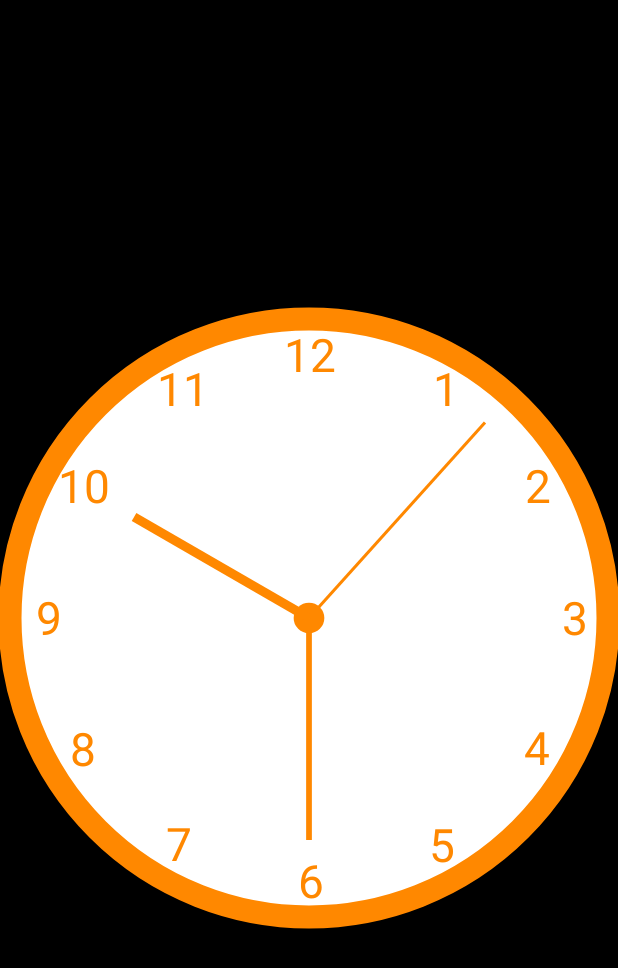
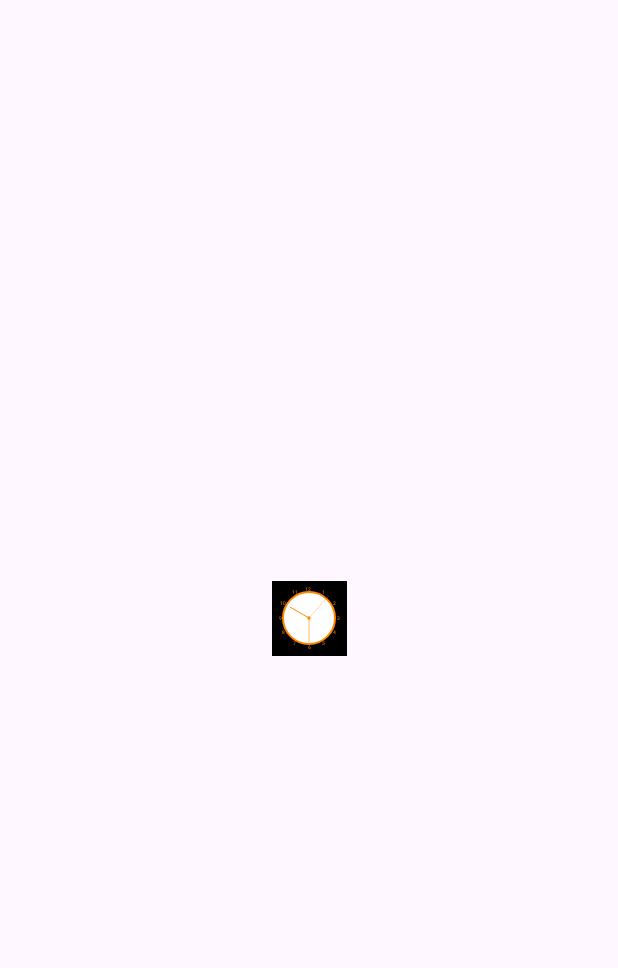
Before and after one commit to AlyonaRulezzz/VK_19_03, an Android app: the screen it shows after launch (MainActivity), on a phone screen of 412 x 824 dp. Shown: the top 968 px of the screen. Run offline under Robolectric (Android 15) with nearby library versions, the phone set to English and light mode, and no system bars.

Commit message:
corrected eages cuts

```diff
--- a/app/src/main/java/com/example/analogclock/ClockView.kt
+++ b/app/src/main/java/com/example/analogclock/ClockView.kt
@@ -48,7 +48,7 @@ class ClockView : View {
         padding =
             if (fontSize < 20) numeralSpacing + (fontSize * 1.5).toInt()
             else numeralSpacing + fontSize
-        radius = min / 2 - padding
+        radius = min / 2 - padding - fontSize / 4
 //        handTruncation = min / 25
         hourHandTruncation = min / 10
         minuteHandTruncation = min / 15
@@ -125,7 +125,7 @@ class ClockView : View {
 //        paint!!.reset()
         paint!!.color = resources.getColor(R.color.holo_orange_dark)
 //        paint!!.strokeWidth = 5f
-        paint!!.strokeWidth = fontSize / 2f  //
+        paint!!.strokeWidth = fontSize / 2.5f  //
         paint!!.style = Paint.Style.STROKE
 //        paint!!.isAntiAlias = true
         canvas.drawCircle(
--- a/app/src/main/res/layout/activity_main.xml
+++ b/app/src/main/res/layout/activity_main.xml
@@ -7,8 +7,8 @@
     tools:context=".MainActivity">
 
     <com.example.analogclock.ClockView
-        android:layout_width="wrap_content"
-        android:layout_height="wrap_content"
+        android:layout_width="50dp"
+        android:layout_height="50dp"
         app:layout_constraintBottom_toBottomOf="parent"
         app:layout_constraintEnd_toEndOf="parent"
         app:layout_constraintStart_toStartOf="parent"
```
